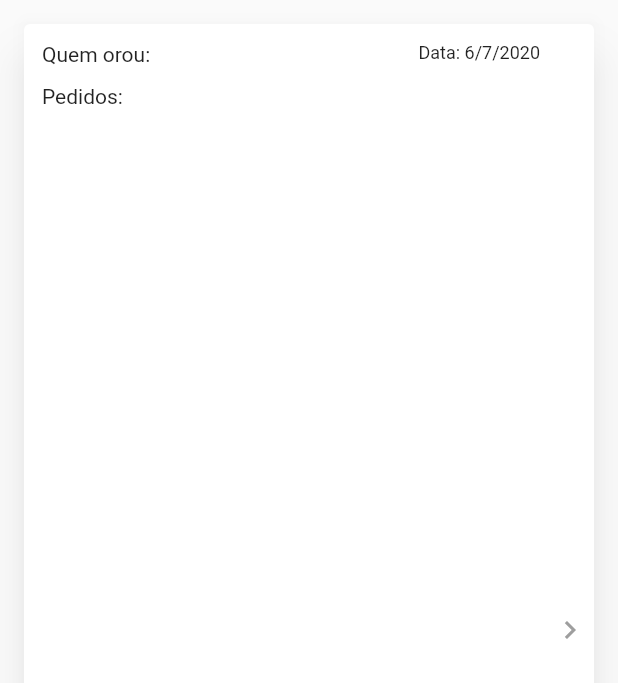
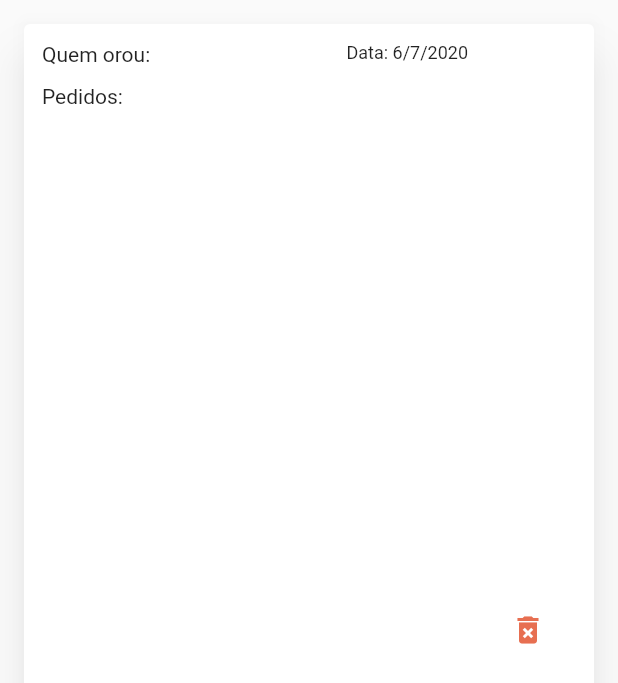
Before and after one commit to 1ucas/culto-domestico-app, a Flutter app: the CultinhoListTile widget shown alone on an empty page, opened directly with empty values, on a phone screen of 412 x 824 dp. Shown: the top 683 px of the screen. Run offline on Flutter 3.47's test engine with Material 2 defaults, Android fonts, the phone set to English and light mode, and no system bars.

Commit message:
Popup exclusão cultinho

```diff
--- a/lib/app/cultinhos/ui/cultinho_list_tile.dart
+++ b/lib/app/cultinhos/ui/cultinho_list_tile.dart
@@ -1,5 +1,7 @@
+import 'package:culto_domestico_app/app/common/styles/app_styles.dart';
 import 'package:culto_domestico_app/app/cultinhos/models/cultinho.dart';
 import 'package:culto_domestico_app/app/pedidos_oracao/models/pedido_oracao.dart';
+import 'package:culto_domestico_app/app/utils/dialogs/platform_alert_dialog.dart';
 import 'package:culto_domestico_app/app/utils/icons/pedido_oracao_icons.dart';
 import 'package:flutter/material.dart';
 
@@ -43,7 +45,7 @@ class CultinhoListTile extends StatelessWidget {
     );
   }
 
-  Widget _buildContent() {
+  Widget _buildContent(BuildContext context) {
     return Row(
       children: [
         Expanded(
@@ -55,7 +57,26 @@ class CultinhoListTile extends StatelessWidget {
             ],
           ),
         ),
-        Icon(Icons.chevron_right, color: Colors.grey),
+        Padding(
+          padding: const EdgeInsets.only(left: 8.0, right: 16.0),
+          child: IconButton(
+              icon: Icon(Icons.delete_forever, color: AppStyle.DangerColor),
+              onPressed: () {
+                showDialog(
+                  context: context,
+                  builder: (_) => PlatformAlertDialog(
+                    title: "Confirmação",
+                    content: "Deseja excluir esse cultinho?",
+                    defaultActionText: "Sim",
+                    cancelActionText: "Não",
+                  ),
+                ).then((apagou) {
+                  if (apagou) {
+                    // TODO: Apagar da lista
+                  }
+                });
+              }),
+        ),
       ],
     );
   }
@@ -110,7 +131,7 @@ class CultinhoListTile extends StatelessWidget {
         onTap: () => _navegarParaDetalhesCultinho(context),
         child: Padding(
           padding: const EdgeInsets.all(4.0),
-          child: _buildContent(),
+          child: _buildContent(context),
         ),
       ),
     );
```
